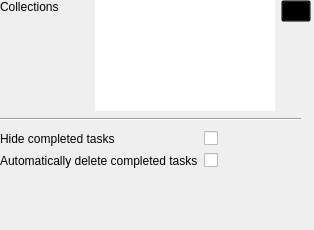
KDE/akonadi-google-applets, file tasks/src/config.ui: the form before one commit.
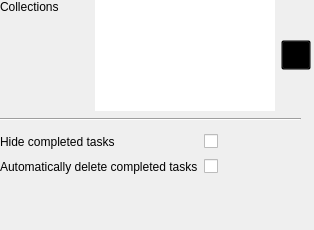
The form after the commit.

Commit message: Fix possible compilation error

What changed in the file:
```diff
--- a/tasks/src/config.ui
+++ b/tasks/src/config.ui
@@ -32,7 +32,7 @@
     <enum>Qt::Horizontal</enum>
    </property>
   </widget>
-  <widget class="QWidget" name="">
+  <widget class="QWidget" name="layoutWidget">
    <property name="geometry">
     <rect>
      <x>0</x>
@@ -80,7 +80,7 @@
       </property>
      </widget>
     </item>
-    <item alignment="Qt::AlignTop">
+    <item>
      <widget class="QPushButton" name="loadCollections">
       <property name="maximumSize">
        <size>
@@ -98,13 +98,13 @@
     </item>
    </layout>
   </widget>
-  <widget class="QWidget" name="">
+  <widget class="QWidget" name="layoutWidget">
    <property name="geometry">
     <rect>
      <x>0</x>
      <y>130</y>
      <width>311</width>
-     <height>41</height>
+     <height>48</height>
     </rect>
    </property>
    <layout class="QGridLayout" name="gridLayout">
```
The commit also changes 1 other file.
